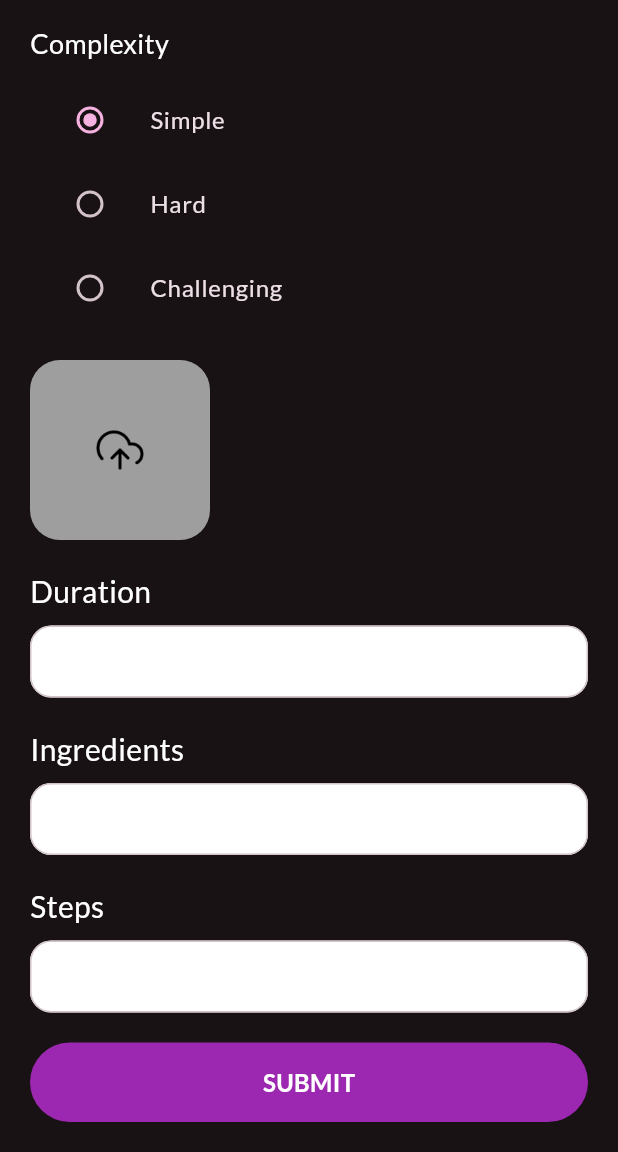
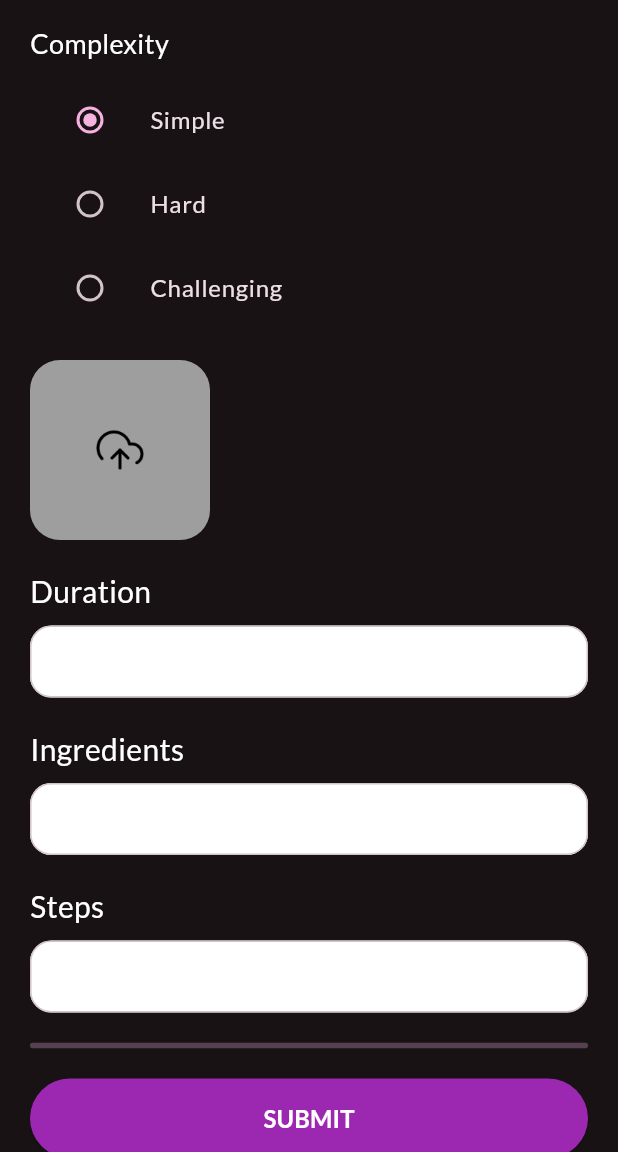
Before and after one commit to harrymuliawan03/meals-app-flutter, a Flutter app: the MealAddScreen screen opened directly, scrolled down 317 dp, on a phone screen of 412 x 824 dp, the part 84-1236 px from its top. Run offline on Flutter 3.47's test engine with Material 3 defaults, Android fonts, the phone set to English and light mode, and no system bars; our stand-ins replace animated_splash_screen, another_flushbar, dio, flutter_riverpod, google_fonts, image_picker and 3 more; accounts and stored records are empty; network calls fail.

Commit message:
adding animation linear progress - meal_add_screen

```diff
--- a/lib/screens/meal_add_screen.dart
+++ b/lib/screens/meal_add_screen.dart
@@ -4,7 +4,6 @@ import 'dart:io';
 import 'package:flutter/material.dart';
 import 'package:flutter_riverpod/flutter_riverpod.dart';
 import 'package:image_picker/image_picker.dart';
-import 'package:meals_app/data/dummy_data.dart';
 import 'package:meals_app/modules/meals/models/meals.dart';
 import 'package:meals_app/providers/categories_provider.dart';
 import 'package:meals_app/service/meals_service.dart';
@@ -20,7 +19,8 @@ class MealAddScreen extends ConsumerStatefulWidget {
   ConsumerState<MealAddScreen> createState() => _MealAddScreenState();
 }
 
-class _MealAddScreenState extends ConsumerState<MealAddScreen> {
+class _MealAddScreenState extends ConsumerState<MealAddScreen>
+    with SingleTickerProviderStateMixin {
   final List<String> categories = [];
   final List<String> characteristics = [];
   Complexity complexity = Complexity.simple;
@@ -29,6 +29,10 @@ class _MealAddScreenState extends ConsumerState<MealAddScreen> {
   List<String> steps = [];
   XFile? selectedImage;
 
+  late AnimationController _animationController;
+  late Animation<double> _animation;
+  bool _isAddingSuccess = false;
+
   final _formKey = GlobalKey<FormState>();
   final titleController = TextEditingController(text: '');
   final imageUrlController = TextEditingController(text: '');
@@ -36,6 +40,7 @@ class _MealAddScreenState extends ConsumerState<MealAddScreen> {
   final ingredientsController = TextEditingController(text: '');
   final stepsController = TextEditingController(text: '');
 
+  double valueProgress = 0.0;
   bool _isLoading = false;
 
   List<String> splitToArray(String input) {
@@ -54,6 +59,25 @@ class _MealAddScreenState extends ConsumerState<MealAddScreen> {
   }
 
   @override
+  void initState() {
+    // TODO: implement initState
+    super.initState();
+    _animationController = AnimationController(
+      duration: const Duration(milliseconds: 1000),
+      vsync: this,
+    );
+    _animation = Tween<double>(
+      begin: 0,
+      end: valueProgress,
+    ).animate(_animationController)
+      ..addStatusListener((status) {
+        if (status == AnimationStatus.completed && _isAddingSuccess) {
+          Navigator.pop(context, true);
+        }
+      });
+  }
+
+  @override
   void dispose() {
     // Dispose the controllers when the widget is disposed
     titleController.dispose();
@@ -67,10 +91,19 @@ class _MealAddScreenState extends ConsumerState<MealAddScreen> {
   @override
   Widget build(BuildContext context) {
     final categoriesAvailable = ref.watch(categoriesProvider);
+
+    void progressIndicator(int count, int total) {
+      print(count / total);
+      setState(() {
+        valueProgress = count / total;
+      });
+    }
+
     void handleSubmit() async {
       setState(() {
         _isLoading = true;
       });
+      _animationController.forward();
       ingredients = splitToArray(ingredientsController.text);
       steps = splitToArray(stepsController.text);
 
@@ -104,7 +137,7 @@ class _MealAddScreenState extends ConsumerState<MealAddScreen> {
         "isLactoseFree": characteristics.contains('isLactoseFree')
       });
 
-      final res = await createMealService(body);
+      final res = await createMealService(body, progressIndicator);
 
       setState(() {
         _isLoading = false;
@@ -114,7 +147,10 @@ class _MealAddScreenState extends ConsumerState<MealAddScreen> {
         //   context,
         //   MaterialPageRoute(builder: (context) => MealsControlScreen()),
         // );
-        Navigator.pop(context, true);
+        // Navigator.pop(context, true);
+        setState(() {
+          _isAddingSuccess = true;
+        });
       } else {
         showCustomSnackbar(context, 'Gagal Menyimpan');
       }
@@ -158,9 +194,8 @@ class _MealAddScreenState extends ConsumerState<MealAddScreen> {
                           categories: categories,
                           onPress: (val) {
                             setState(() {
-                              if (val!) {
+                              if (val) {
                                 categories.add(category.slug);
-                                print(category.id);
                               } else {
                                 categories.remove(category.slug);
                               }
@@ -372,18 +407,35 @@ class _MealAddScreenState extends ConsumerState<MealAddScreen> {
                 const SizedBox(
                   height: 20,
                 ),
-                InkWell(
-                  onTap: () {
+                ClipRRect(
+                  borderRadius: BorderRadius.circular(55),
+                  child: TweenAnimationBuilder<double>(
+                    duration: const Duration(milliseconds: 1000),
+                    curve: Curves.easeInOut,
+                    tween: Tween<double>(
+                      begin: 0,
+                      end: valueProgress,
+                    ),
+                    builder: (context, value, _) => LinearProgressIndicator(
+                      value: value,
+                      // backgroundColor: kLightBackgroundColor,
+                      // valueColor: AlwaysStoppedAnimation(kGreenColor),
+                    ),
+                  ),
+                ),
+                const SizedBox(
+                  height: 20,
+                ),
+                ElevatedButton(
+                  style:
+                      ElevatedButton.styleFrom(backgroundColor: Colors.purple),
+                  onPressed: () {
                     if (_formKey.currentState?.validate() ?? false) {
                       handleSubmit();
                     }
                   },
                   child: Container(
                     padding: const EdgeInsets.all(15),
-                    decoration: BoxDecoration(
-                      borderRadius: BorderRadius.circular(56),
-                      color: _isLoading ? Colors.grey : Colors.purple,
-                    ),
                     child: Center(
                       child: !_isLoading
                           ? const Text(
--- a/lib/service/meals_service.dart
+++ b/lib/service/meals_service.dart
@@ -36,13 +36,14 @@ Future<List<Meal>> getMealsService() async {
   }
 }
 
-Future<bool> createMealService(String body) async {
+Future<bool> createMealService(
+    String body, void Function(int count, int total) progress) async {
   try {
     final response = await dio.post(
       '/meals',
       data: body,
       onSendProgress: (count, total) {
-        print('count: $count, total: $total');
+        progress(count, total);
       },
     );
 
```
